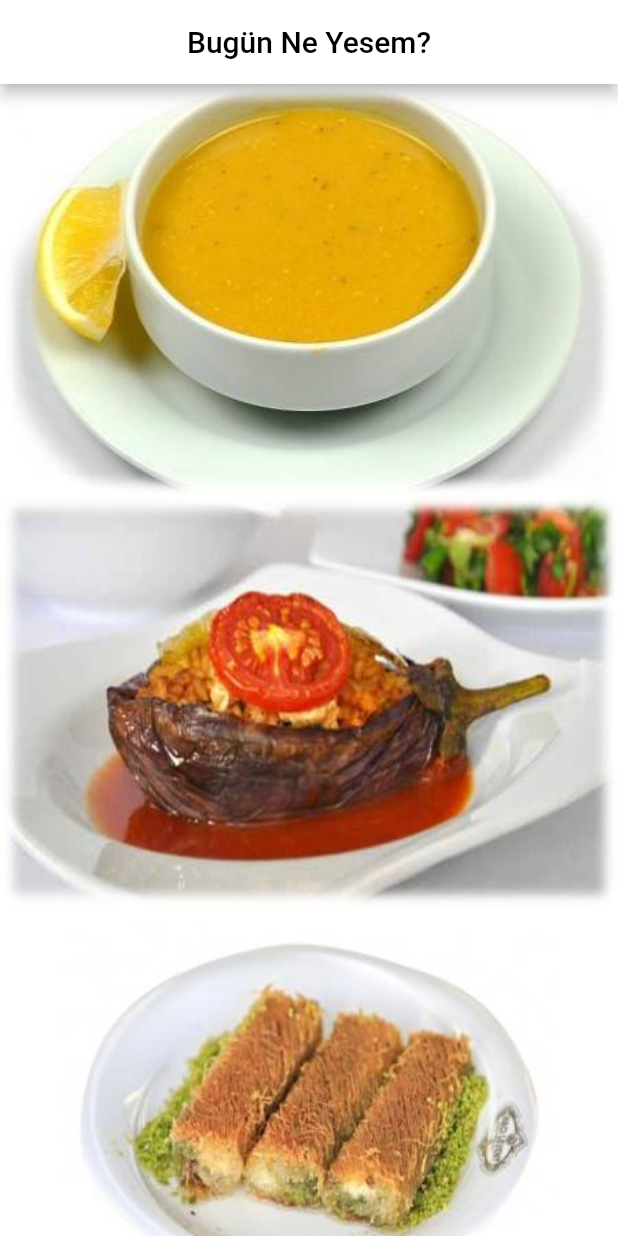
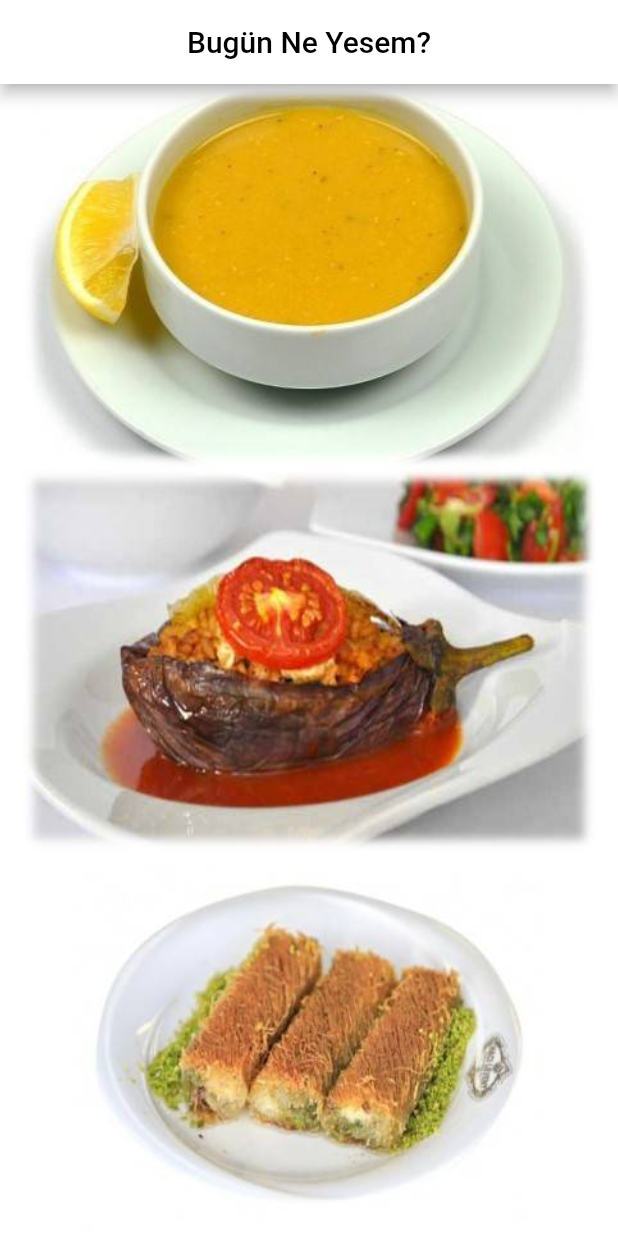
Before and after one commit to IzzetMustafaoglu/bugun_ne_yesem, a Flutter app: the screen it shows after launch, on a phone screen of 412 x 824 dp. Run offline on Flutter 3.47's test engine with Material 2 defaults, Android fonts, the phone set to English and light mode, and no system bars.

Commit message:
Expanded kullanimi

```diff
--- a/lib/main.dart
+++ b/lib/main.dart
@@ -29,9 +29,9 @@ class YemekSayfasi extends StatelessWidget {
     return Center(
       child: Column(
         children: <Widget>[
-          Image.asset("assets/corba_1.jpg"),
-          Image.asset("assets/yemek_1.jpg"),
-          Image.asset("assets/tatli_1.jpg")
+          Expanded(child: Image.asset("assets/corba_1.jpg")),
+          Expanded(child: Image.asset("assets/yemek_1.jpg")),
+          Expanded(child: Image.asset("assets/tatli_1.jpg"))
         ],
       ),
     );
```
